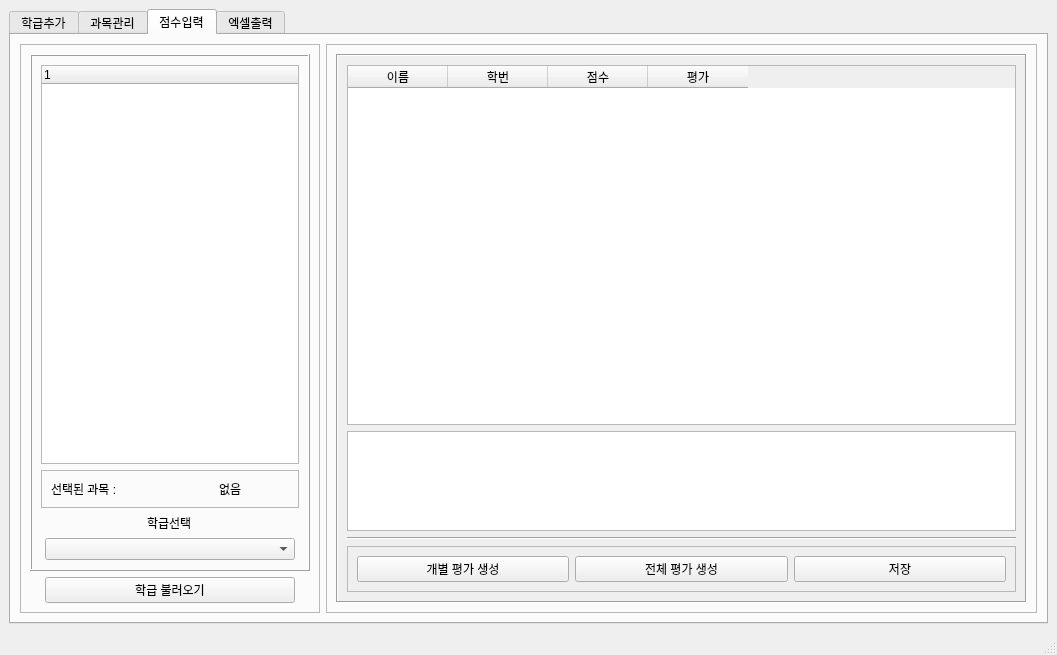
chlwodud77/student-assesment-manager, file manager.ui: the form before one commit.
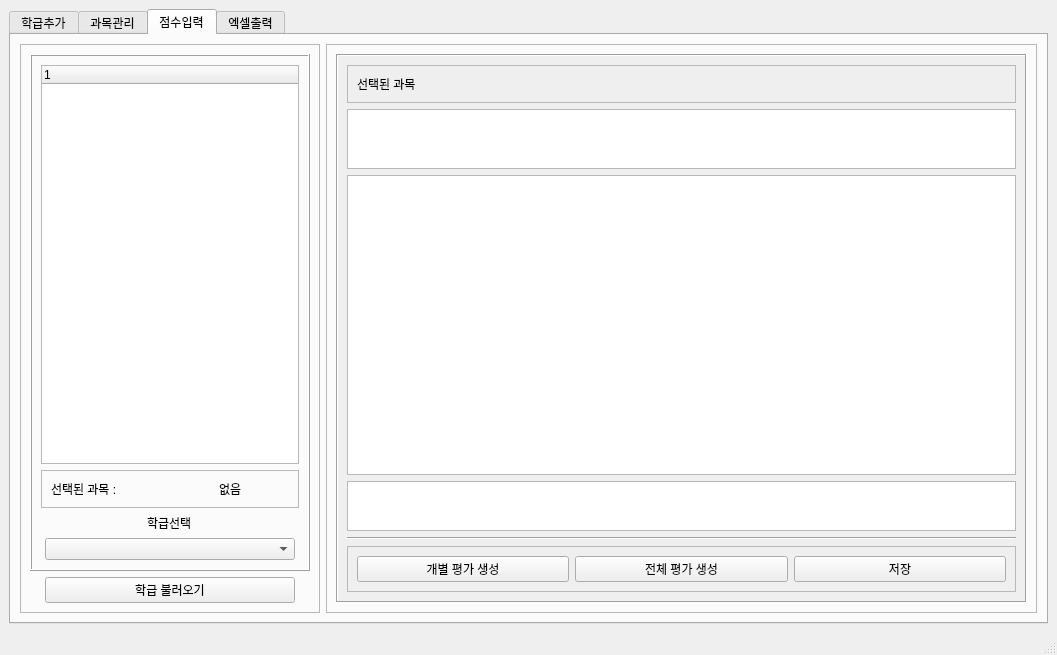
The form after the commit. The open tabs and pages were chosen to show the change. Icons and pictures are not drawn.

What changed in the file:
```diff
--- a/manager.ui
+++ b/manager.ui
@@ -873,6 +873,42 @@
                </rect>
               </property>
               <layout class="QVBoxLayout" name="verticalLayout_13">
+               <item>
+                <widget class="QFrame" name="frame_29">
+                 <property name="frameShape">
+                  <enum>QFrame::StyledPanel</enum>
+                 </property>
+                 <property name="frameShadow">
+                  <enum>QFrame::Raised</enum>
+                 </property>
+                 <layout class="QHBoxLayout" name="horizontalLayout_13">
+                  <item>
+                   <widget class="QLabel" name="label_9">
+                    <property name="text">
+                     <string>선택된 과목</string>
+                    </property>
+                   </widget>
+                  </item>
+                  <item>
+                   <widget class="QLabel" name="selectedSubjectLabel">
+                    <property name="text">
+                     <string/>
+                    </property>
+                   </widget>
+                  </item>
+                 </layout>
+                </widget>
+               </item>
+               <item>
+                <widget class="QListWidget" name="standardListWidget">
+                 <property name="maximumSize">
+                  <size>
+                   <width>16777215</width>
+                   <height>60</height>
+                  </size>
+                 </property>
+                </widget>
+               </item>
                <item>
                 <widget class="QTableWidget" name="classListWidget">
                  <property name="sizePolicy">
@@ -881,34 +917,17 @@
                    <verstretch>0</verstretch>
                   </sizepolicy>
                  </property>
-                 <column>
-                  <property name="text">
-                   <string>이름</string>
-                  </property>
-                 </column>
-                 <column>
-                  <property name="text">
-                   <string>학번</string>
-                  </property>
-                 </column>
-                 <column>
-                  <property name="text">
-                   <string>점수</string>
-                  </property>
-                 </column>
-                 <column>
-                  <property name="text">
-                   <string>평가</string>
-                  </property>
-                 </column>
                 </widget>
                </item>
                <item>
                 <widget class="QPlainTextEdit" name="scoreAseEdit">
+                 <property name="enabled">
+                  <bool>true</bool>
+                 </property>
                  <property name="maximumSize">
                   <size>
                    <width>16777215</width>
-                   <height>100</height>
+                   <height>50</height>
                   </size>
                  </property>
                 </widget>
```
Left out of the diff: 4 changed lines with no effect on the pictures.
